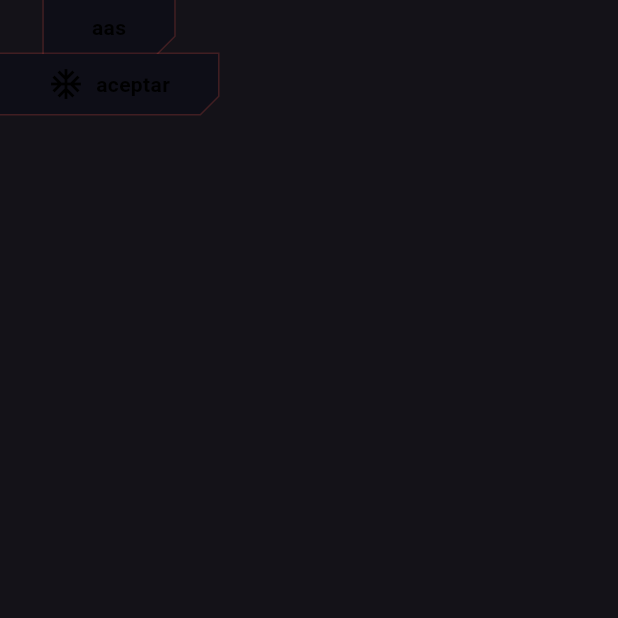
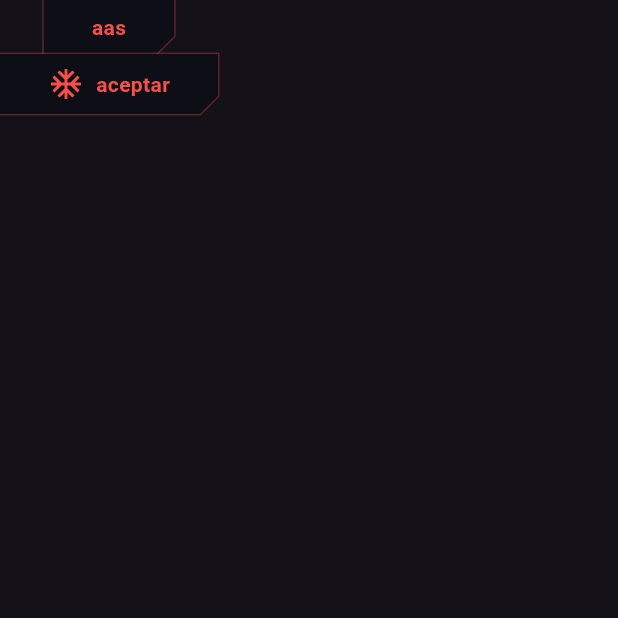
Before and after one commit to CerberusProgrammer/cyberpunk_ui, a Flutter app: the screen it shows after launch, on a phone screen of 412 x 824 dp, the top half of it. Run offline on Flutter 3.47's test engine with Material 3 defaults, Android fonts, the phone set to English and light mode, and no system bars.

Commit message:
Refactor Cell widget to update animation duration and color opacity

```diff
--- a/lib/v2/cell.dart
+++ b/lib/v2/cell.dart
@@ -30,10 +30,10 @@ class _CellState extends State<Cell> with SingleTickerProviderStateMixin {
   void initState() {
     super.initState();
     _controller = AnimationController(
-        vsync: this, duration: const Duration(milliseconds: 200));
+        vsync: this, duration: const Duration(milliseconds: 150));
     _outlineColorTween = ColorTween(
-            begin: widget.color.withOpacity(0.2),
-            end: widget.color.withOpacity(0.7))
+            begin: widget.color.withOpacity(0.3),
+            end: widget.color.withOpacity(1))
         .animate(_controller);
     _overlayColorTween = ColorTween(
             begin: widget.color.withOpacity(0.0),
@@ -74,15 +74,20 @@ class _CellState extends State<Cell> with SingleTickerProviderStateMixin {
                 ),
                 alignment: Alignment.center,
                 child: Row(
+                  crossAxisAlignment: CrossAxisAlignment.center,
+                  mainAxisAlignment: MainAxisAlignment.start,
                   mainAxisSize: MainAxisSize.min,
                   children: [
                     if (widget.icon != null)
-                      Icon(widget.icon, color: Colors.black),
+                      Icon(
+                        widget.icon,
+                        color: _isPressed ? Colors.black : widget.color,
+                      ),
                     if (widget.icon != null) const SizedBox(width: 8.0),
                     Text(
                       widget.text,
-                      style: const TextStyle(
-                        color: Colors.black,
+                      style: TextStyle(
+                        color: _isPressed ? Colors.black : widget.color,
                         fontWeight: FontWeight.bold,
                       ),
                     ),
```
